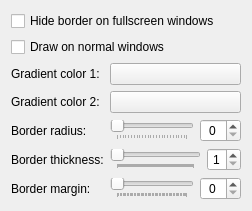
This is kcm/ui/borderglowconfigform.ui in bartekldw/borderglow as Qt 5 draws it before an edit. The edited form follows.
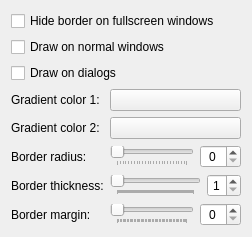
This is the edited form. Custom widgets are drawn as their Qt base class.

Commit message: Add draw on dialogs UI checkbox entry for KCM and value getter in main BorderGlow

```diff
--- a/kcm/ui/borderglowconfigform.ui
+++ b/kcm/ui/borderglowconfigform.ui
@@ -17,6 +17,13 @@
      </property>
     </widget>
    </item>
+   <item>
+    <widget class="QCheckBox" name="kcfg_DrawDialogs">
+     <property name="text">
+      <string>Draw on dialogs</string>
+     </property>
+    </widget>
+   </item>
    <item>
     <layout class="QFormLayout" name="colorFormLayout">
      <item row="0" column="0">
```
The commit also changes 5 other files.
